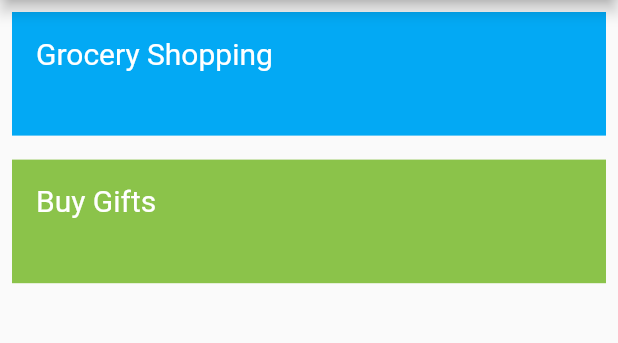
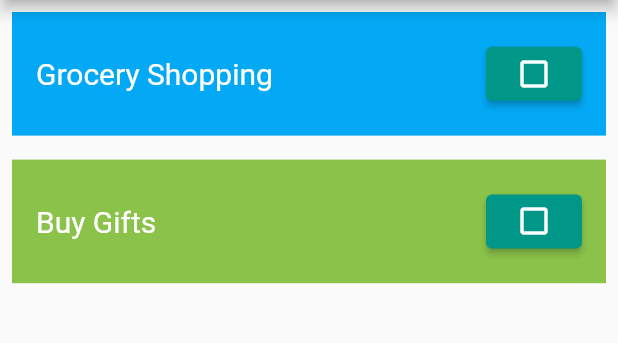
Before and after one commit to menonrudhin/todoapp, a Flutter app: the screen it shows after launch, on a phone screen of 412 x 824 dp, the part 84-427 px from its top. Run offline on Flutter 3.47's test engine with Material 2 defaults, Android fonts, the phone set to English and light mode, and no system bars.

Commit message:
Added checkbox for todo task

```diff
--- a/lib/main.dart
+++ b/lib/main.dart
@@ -91,6 +91,8 @@ class _MyHomePageState extends State<MyHomePage> {
   }
 }
 
+
+
 class TodoTaskWidget extends StatelessWidget {
   const TodoTaskWidget({
     Key? key,
@@ -118,11 +120,18 @@ class TodoTaskWidget extends StatelessWidget {
         color: color,
       ),
       constraints: BoxConstraints.expand(height: h/maxItems),
-      child: Text(text,
-        style: TextStyle(
-          color: Colors.white,
-          fontSize: fontSizeVal
+      child: Row(
+        mainAxisAlignment: MainAxisAlignment.spaceBetween,
+        children : [
+          Text(text,
+          style: TextStyle(
+            color: Colors.white,
+            fontSize: fontSizeVal
+          ),
         ),
+        ElevatedButton(onPressed: ()=>{print('Pressed checkbox')}, child: const Icon(Icons.check_box_outline_blank))
+
+        ]
       )
     );
   }
```
